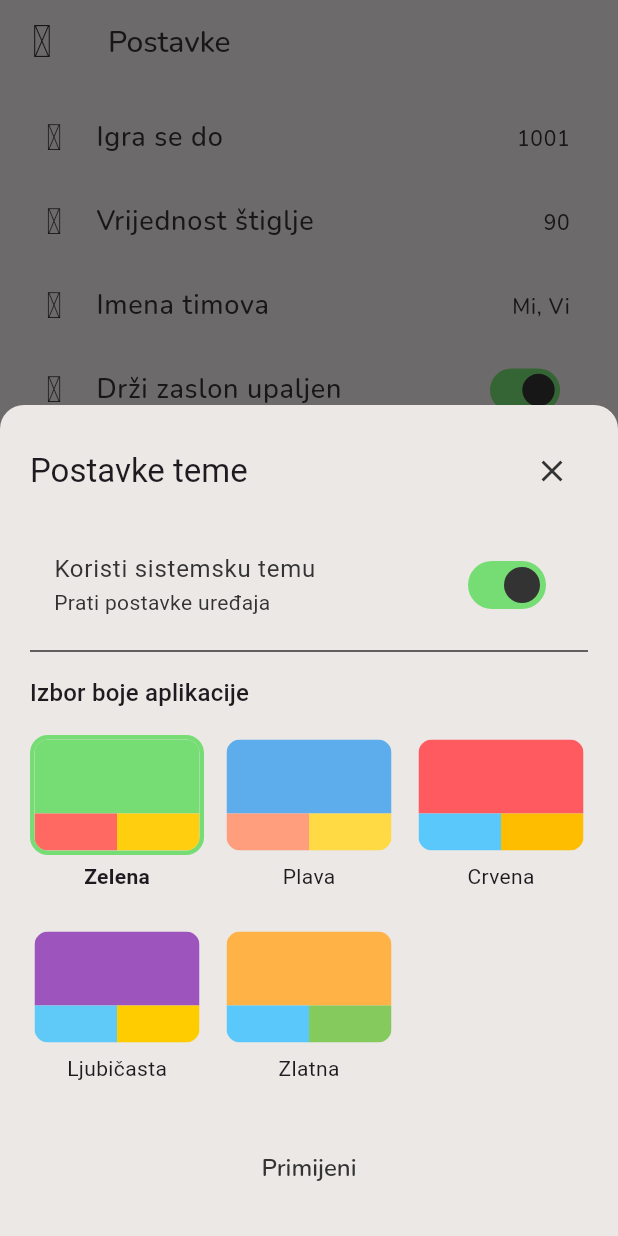
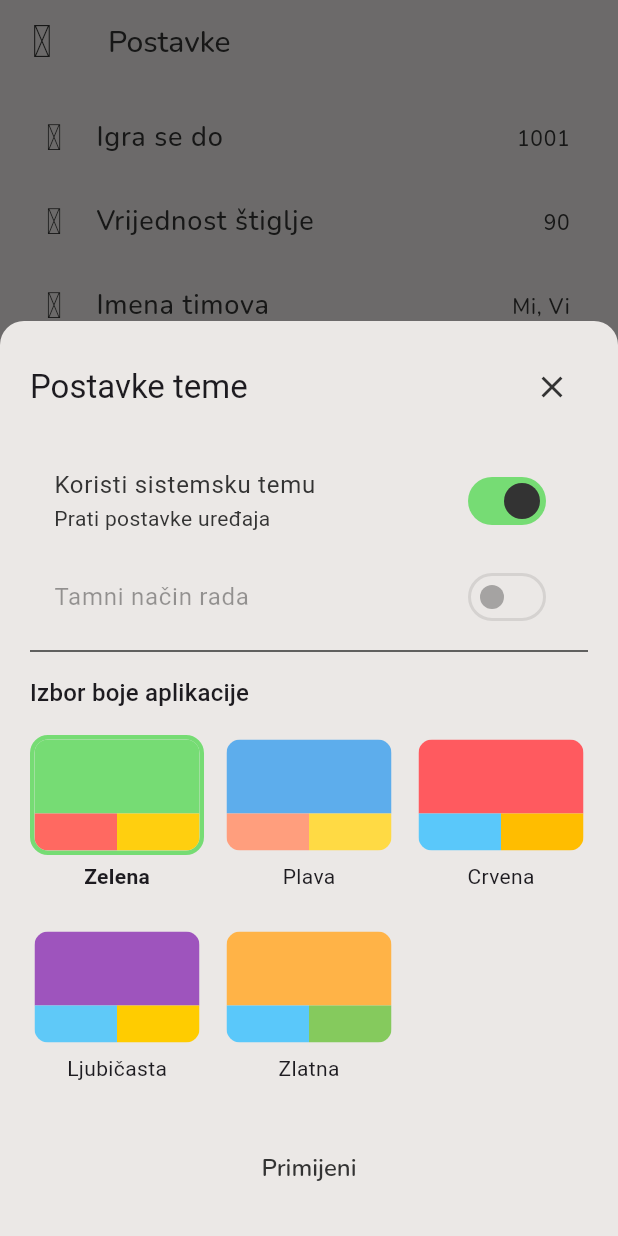
Before and after one commit to SSmurf/bela_blok, a Flutter app: the SettingsScreen screen opened directly, after a tap on "Dizajn", on a phone screen of 412 x 824 dp. Run offline on Flutter 3.47's test engine with Material 3 defaults, Android fonts, the phone set to English and light mode, and no system bars; our stand-ins replace flutter_riverpod, hugeicons, shared_preferences, wakelock_plus; accounts and stored records are empty.

Commit message:
Dark mode switch update

```diff
--- a/lib/widgets/theme_picker_bottom_sheet.dart
+++ b/lib/widgets/theme_picker_bottom_sheet.dart
@@ -5,7 +5,7 @@ import 'package:flutter_riverpod/flutter_riverpod.dart';
 
 class ThemePickerBottomSheet extends ConsumerStatefulWidget {
   final ThemeSettings currentSettings;
-  final Function(ThemeSettings) onThemeSettingsChanged;
+  final Function(ThemeSettings) onThemeSettingsChanged; // Callback to update provider state
 
   const ThemePickerBottomSheet({
     super.key,
@@ -54,6 +54,7 @@ class _ThemePickerBottomSheetState extends ConsumerState<ThemePickerBottomSheet>
   @override
   Widget build(BuildContext context) {
     final theme = Theme.of(context);
+
     return SingleChildScrollView(
       padding: EdgeInsets.only(
         left: 20,
@@ -65,7 +66,6 @@ class _ThemePickerBottomSheetState extends ConsumerState<ThemePickerBottomSheet>
         mainAxisSize: MainAxisSize.min,
         crossAxisAlignment: CrossAxisAlignment.start,
         children: [
-          // Header
           Row(
             mainAxisAlignment: MainAxisAlignment.spaceBetween,
             children: [
@@ -74,7 +74,6 @@ class _ThemePickerBottomSheetState extends ConsumerState<ThemePickerBottomSheet>
             ],
           ),
           const SizedBox(height: 16),
-          // Use system theme toggle.
           SwitchListTile(
             title: const Text('Koristi sistemsku temu'),
             subtitle: const Text('Prati postavke uređaja'),
@@ -86,13 +85,17 @@ class _ThemePickerBottomSheetState extends ConsumerState<ThemePickerBottomSheet>
               _updateProviderImmediately();
             },
           ),
-          // Light/Dark mode toggle (only available when not using system theme).
-          if (!_useSystemTheme)
           ListTile(
-              title: const Text('Tamni način rada'),
+            title: Text(
+              'Tamni način rada',
+              style: TextStyle(color: _useSystemTheme ? Theme.of(context).disabledColor : null),
+            ),
             trailing: Switch(
               value: _themeType == ThemeType.dark,
-                onChanged: (value) {
+              onChanged:
+                  _useSystemTheme
+                      ? null
+                      : (value) {
                         setState(() {
                           _themeType = value ? ThemeType.dark : ThemeType.light;
                         });
```
Lines whose indentation alone changed are shown as unchanged.
